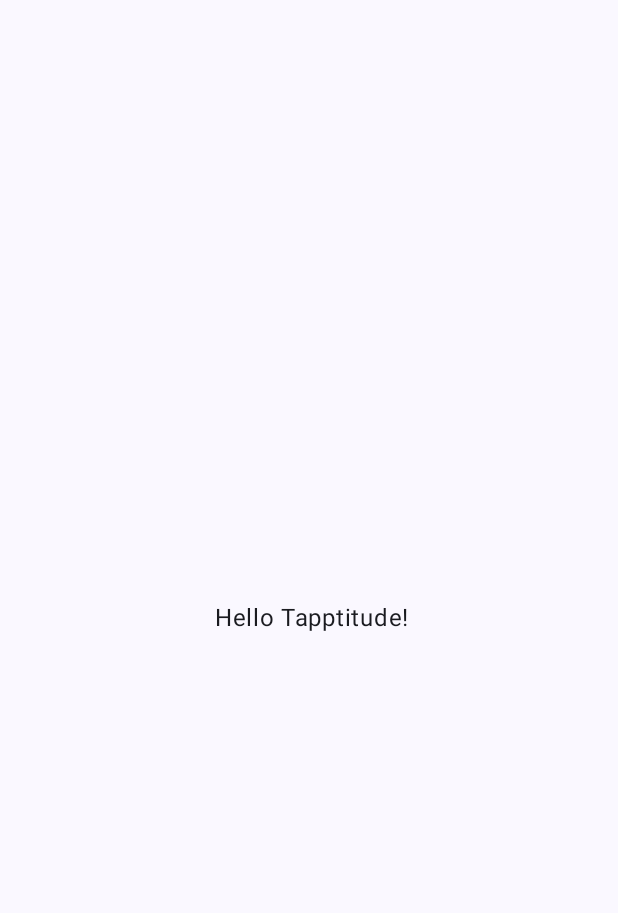
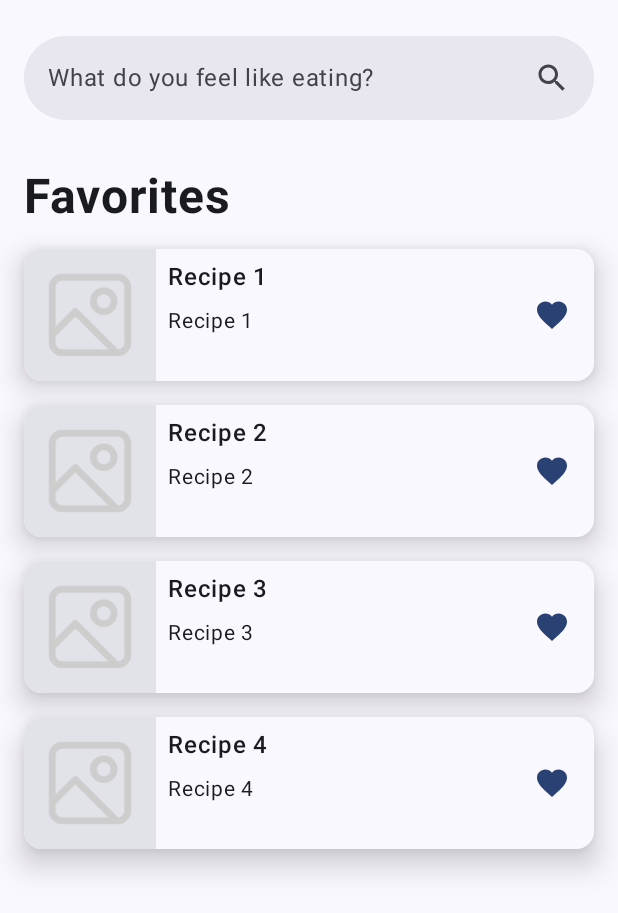
Before and after one commit to DragosStahie/ai-recipes, an Android app built with Jetpack Compose: the screen it shows after launch (MainActivity), on a phone screen of 412 x 824 dp. Before the commit the part shown is almost empty. Shown: the top 913 px of the screen. Run offline under Robolectric (Android 15) with nearby library versions, the phone set to English and light mode, and no system bars.

Commit message:
Home screen UI

```diff
--- a/app/src/main/java/com/example/airecipes/MainActivity.kt
+++ b/app/src/main/java/com/example/airecipes/MainActivity.kt
@@ -3,12 +3,10 @@ package com.example.airecipes
 import android.os.Bundle
 import androidx.activity.ComponentActivity
 import androidx.activity.compose.setContent
-import androidx.compose.foundation.layout.Box
 import androidx.compose.foundation.layout.fillMaxSize
+import androidx.compose.foundation.layout.safeDrawingPadding
 import androidx.compose.material3.MaterialTheme
 import androidx.compose.material3.Surface
-import androidx.compose.material3.Text
-import androidx.compose.ui.Alignment
 import androidx.compose.ui.Modifier
 import com.example.airecipes.ui.theme.AIRecipesTheme
 
@@ -21,12 +19,7 @@ class MainActivity : ComponentActivity() {
                     modifier = Modifier.fillMaxSize(),
                     color = MaterialTheme.colorScheme.background,
                 ) {
-                    Box(
-                        modifier = Modifier.fillMaxSize(),
-                        contentAlignment = Alignment.Center,
-                    ) {
-                        Text(text = " Hello Tapptitude!")
-                    }
+                    MainScreen(modifier = Modifier.safeDrawingPadding())
                 }
             }
         }
--- /dev/null
+++ b/app/src/main/java/com/example/airecipes/MainScreen.kt
@@ -0,0 +1,228 @@
+package com.example.airecipes
+
+import androidx.compose.foundation.background
+import androidx.compose.foundation.layout.Arrangement
+import androidx.compose.foundation.layout.Box
+import androidx.compose.foundation.layout.Column
+import androidx.compose.foundation.layout.PaddingValues
+import androidx.compose.foundation.layout.Row
+import androidx.compose.foundation.layout.aspectRatio
+import androidx.compose.foundation.layout.fillMaxHeight
+import androidx.compose.foundation.layout.fillMaxSize
+import androidx.compose.foundation.layout.fillMaxWidth
+import androidx.compose.foundation.layout.height
+import androidx.compose.foundation.layout.padding
+import androidx.compose.foundation.layout.width
+import androidx.compose.foundation.lazy.LazyColumn
+import androidx.compose.foundation.lazy.items
+import androidx.compose.foundation.shape.RoundedCornerShape
+import androidx.compose.material.icons.Icons
+import androidx.compose.material.icons.filled.Favorite
+import androidx.compose.material.icons.filled.Search
+import androidx.compose.material3.Button
+import androidx.compose.material3.Card
+import androidx.compose.material3.CardDefaults
+import androidx.compose.material3.ExperimentalMaterial3Api
+import androidx.compose.material3.Icon
+import androidx.compose.material3.LocalTextStyle
+import androidx.compose.material3.MaterialTheme
+import androidx.compose.material3.SearchBar
+import androidx.compose.material3.SearchBarDefaults
+import androidx.compose.material3.Text
+import androidx.compose.runtime.Composable
+import androidx.compose.runtime.getValue
+import androidx.compose.runtime.mutableStateOf
+import androidx.compose.runtime.remember
+import androidx.compose.runtime.setValue
+import androidx.compose.ui.Alignment
+import androidx.compose.ui.Modifier
+import androidx.compose.ui.res.painterResource
+import androidx.compose.ui.text.font.FontWeight
+import androidx.compose.ui.text.style.TextOverflow
+import androidx.compose.ui.tooling.preview.Preview
+import androidx.compose.ui.unit.dp
+import androidx.compose.ui.unit.sp
+import coil3.compose.AsyncImage
+
+@OptIn(ExperimentalMaterial3Api::class)
+@Composable
+fun MainScreen(modifier: Modifier = Modifier) {
+    var queryValue by remember { mutableStateOf("") }
+    Column(
+        modifier = modifier
+            .fillMaxSize()
+            .background(MaterialTheme.colorScheme.surface)
+            .padding(horizontal = 16.dp)
+    ) {
+        SearchBar(
+            modifier = Modifier
+                .fillMaxWidth()
+                .padding(vertical = 16.dp),
+            inputField = {
+                SearchBarDefaults.InputField(
+                    query = queryValue,
+                    onQueryChange = { newValue -> queryValue = newValue },
+                    onSearch = {},
+                    expanded = false,
+                    onExpandedChange = {},
+                    placeholder = { Text("What do you feel like eating?") },
+                    trailingIcon = { Icon(Icons.Default.Search, contentDescription = null) },
+                )
+            },
+            expanded = false,
+            onExpandedChange = {},
+            content = {}
+        )
+        if (queryValue.isBlank()) {
+            RecipesList(
+                title = "Favorites",
+                recipesList = listOf("Recipe 1", "Recipe 2", "Recipe 3", "Recipe 4"),
+                modifier = Modifier
+                    .fillMaxSize(),
+            )
+        } else {
+            RecipesList(
+                title = "Suggested recipes",
+                recipesList = listOf(
+                    "Recipe 1",
+                    "Fish and Chips classic",
+                    "A recipe with a much longer title that should stretch across multiple rows",
+                    "Last recipe",
+                    "Last recipe2",
+                    "Last recipe3",
+                    "Last recipe4",
+                    "Last recipe5"
+                ),
+                modifier = Modifier
+                    .fillMaxSize()
+                    .weight(1f),
+                endItem = {
+                    Box(
+                        modifier = Modifier.fillMaxWidth(),
+                        contentAlignment = Alignment.Center,
+                    ) {
+                        Button(
+                            modifier = Modifier
+                                .width(178.dp)
+                                .height(48.dp),
+                            shape = RoundedCornerShape(8.dp),
+                            onClick = {},
+                        ) {
+                            Text(
+                                text = "I don't like these",
+                                style = LocalTextStyle.current.copy(
+                                    fontSize = 16.sp,
+                                    lineHeight = 16.sp,
+                                    fontWeight = FontWeight(600)
+                                ),
+                            )
+                        }
+                    }
+                }
+            )
+        }
+    }
+}
+
+@Composable
+fun RecipesList(
+    title: String,
+    recipesList: List<String>,
+    modifier: Modifier = Modifier,
+    endItem: (@Composable () -> Unit)? = null,
+) {
+    LazyColumn(
+        modifier = modifier,
+        contentPadding = PaddingValues(vertical = 16.dp),
+        horizontalAlignment = Alignment.CenterHorizontally,
+        verticalArrangement = Arrangement.spacedBy(16.dp),
+    ) {
+        item(key = "List Title") {
+            Text(
+                text = title,
+                modifier = Modifier.fillMaxWidth(),
+                style = LocalTextStyle.current.copy(
+                    fontSize = 32.sp,
+                    lineHeight = 38.sp,
+                    fontWeight = FontWeight(700)
+                )
+            )
+        }
+        items(items = recipesList, key = { it }) {
+            Card(
+                modifier = Modifier
+                    .fillMaxWidth()
+                    .height(88.dp),
+                elevation = CardDefaults.cardElevation(defaultElevation = 12.dp)
+            ) {
+                Row(
+                    modifier = Modifier
+                        .fillMaxSize()
+                        .background(MaterialTheme.colorScheme.surface),
+                ) {
+                    AsyncImage(
+                        model = null,
+                        contentDescription = null,
+                        fallback = painterResource(R.drawable.ic_image_placeholder),
+                        modifier = Modifier
+                            .fillMaxHeight()
+                            .aspectRatio(1f)
+                            .background(MaterialTheme.colorScheme.surfaceContainerHighest)
+                    )
+                    Column(
+                        modifier = Modifier
+                            .fillMaxHeight()
+                            .weight(1f)
+                            .padding(8.dp),
+                        verticalArrangement = Arrangement.spacedBy(8.dp),
+                        horizontalAlignment = Alignment.Start,
+                    ) {
+                        Text(
+                            text = it,
+                            style = LocalTextStyle.current.copy(
+                                fontSize = 16.sp,
+                                lineHeight = 22.sp,
+                                fontWeight = FontWeight(600)
+                            ),
+                            maxLines = 2,
+                            overflow = TextOverflow.Ellipsis,
+                        )
+                        Text(
+                            text = it,
+                            style = LocalTextStyle.current.copy(
+                                fontSize = 14.sp,
+                                lineHeight = 20.sp,
+                                fontWeight = FontWeight(400)
+                            ),
+                            maxLines = 1,
+                            overflow = TextOverflow.Ellipsis,
+                        )
+                    }
+                    Box(
+                        modifier = Modifier
+                            .fillMaxHeight()
+                            .padding(16.dp),
+                        contentAlignment = Alignment.Center,
+                    ) {
+                        Icon(
+                            Icons.Default.Favorite,
+                            contentDescription = null,
+                            tint = MaterialTheme.colorScheme.primary
+                        )
+                    }
+                }
+            }
+        }
+        if (endItem != null) {
+            item(key = "End Item") {
+                endItem.invoke()
+            }
+        }
+    }
+}
+
+@Preview
+@Composable
+private fun MainScreenPreview() {
+    MainScreen()
+}
```
Also changed, not shown: app/src/main/res/drawable/baked_goods_1.jpg (deleted), app/src/main/res/drawable/baked_goods_2.jpg (deleted), app/src/main/res/drawable/baked_goods_3.jpg (deleted), app/src/main/res/drawable/ic_image_placeholder.png (added).
